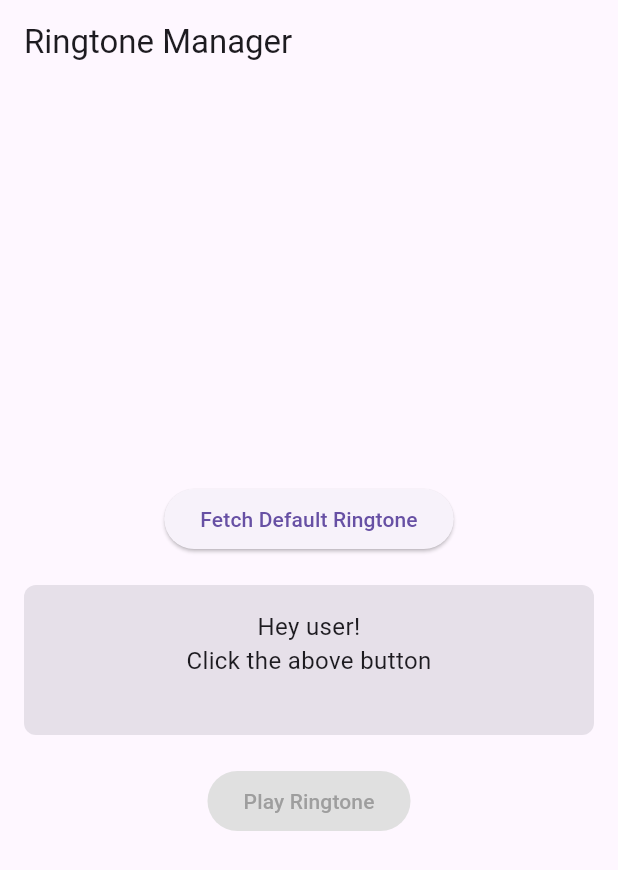
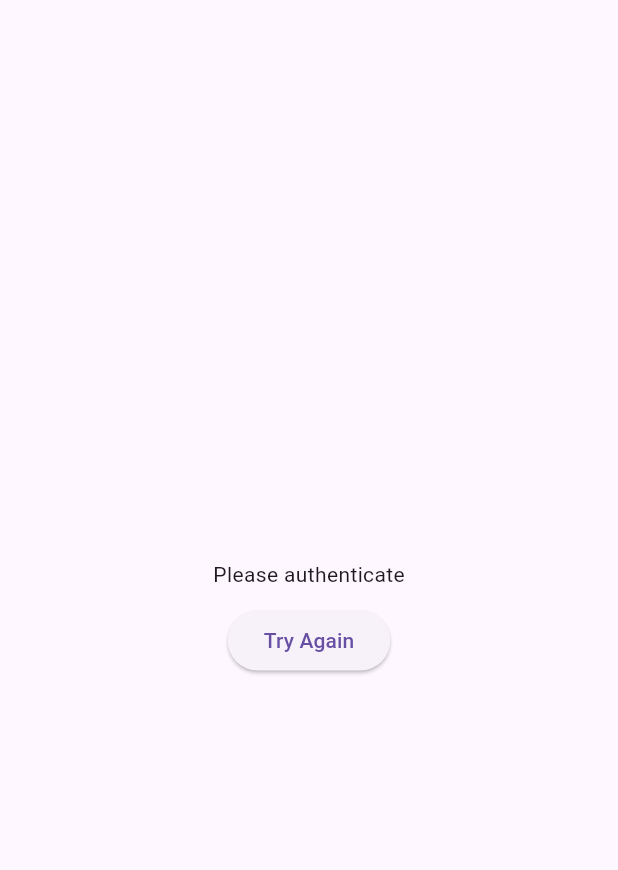
Before and after one commit to amAkshay18/ringtone_manager, a Flutter app: the screen it shows after launch, on a phone screen of 412 x 824 dp. Shown: the top 870 px of the screen. Run offline on Flutter 3.47's test engine with Material 3 defaults, Android fonts, the phone set to English and light mode, and no system bars; our stand-ins replace flutter_secure_storage, get, local_auth, permission_handler.

Commit message:
minor bug fix on biometric authentication done

```diff
--- /dev/null
+++ b/lib/controllers/biometric_controller.dart
@@ -0,0 +1,36 @@
+import 'package:get/get.dart';
+import 'package:local_auth/local_auth.dart';
+
+class BiometricController extends GetxController {
+  final LocalAuthentication auth = LocalAuthentication();
+  var isAuthenticated = false.obs;
+
+  @override
+  void onInit() {
+    super.onInit();
+    authenticate(); // Call biometric auth on app start
+  }
+
+  Future<void> authenticate() async {
+    try {
+      bool canCheckBiometrics = await auth.canCheckBiometrics;
+      if (!canCheckBiometrics) {
+        isAuthenticated.value = false;
+        return;
+      }
+
+      bool didAuthenticate = await auth.authenticate(
+        localizedReason: 'Please authenticate to access the app',
+        options: const AuthenticationOptions(
+          stickyAuth: true,
+          useErrorDialogs: true,
+        ),
+      );
+
+      isAuthenticated.value = didAuthenticate;
+    } catch (e) {
+      print('Biometric auth error: $e');
+      isAuthenticated.value = false;
+    }
+  }
+}
--- a/lib/main.dart
+++ b/lib/main.dart
@@ -3,6 +3,7 @@ import 'package:get/get.dart';
 import 'views/home_view.dart';
 
 void main() {
+  // Ensure that plugin services are initialized before running the app
   WidgetsFlutterBinding.ensureInitialized();
   runApp(MyApp());
 }
--- a/lib/views/home_view.dart
+++ b/lib/views/home_view.dart
@@ -1,33 +1,53 @@
 import 'package:flutter/material.dart';
 import 'package:get/get.dart';
+import 'package:innovitegra/controllers/biometric_controller.dart';
 import '../controllers/ringtone_controller.dart';
 
 class HomeView extends StatelessWidget {
   final RingtoneController controller = Get.put(RingtoneController());
+  final BiometricController biometricController =
+      Get.put(BiometricController());
 
   HomeView({super.key});
 
   @override
   Widget build(BuildContext context) {
+    return Obx(() {
+      if (!biometricController.isAuthenticated.value) {
+        return Scaffold(
+          body: Center(
+            child: Column(
+              mainAxisAlignment: MainAxisAlignment.center,
+              children: [
+                const Text("Please authenticate"),
+                const SizedBox(height: 10),
+                ElevatedButton(
+                  onPressed: biometricController.authenticate,
+                  child: const Text("Try Again"),
+                ),
+              ],
+            ),
+          ),
+        );
+      }
+
       return Scaffold(
         appBar: AppBar(
-        title: Text('Ringtone Manager'),
+          title: const Text('Ringtone Manager'),
         ),
         body: Padding(
           padding: const EdgeInsets.all(16.0),
           child: Center(
             child: Obx(() {
-            // Show permission request UI if permission is not granted
               if (!controller.hasPermission.value) {
                 return _buildPermissionRequest();
               }
-
-            // Show main UI if permission is granted
               return _buildMainContent();
             }),
           ),
         ),
       );
+    });
   }
 
   // Widget for requesting permissions
@@ -35,26 +55,22 @@ class HomeView extends StatelessWidget {
     return Column(
       mainAxisAlignment: MainAxisAlignment.center,
       children: [
-        Icon(
-          Icons.music_note,
-          size: 80,
-          color: Colors.grey,
-        ),
-        SizedBox(height: 20),
-        Text(
+        const Icon(Icons.music_note, size: 80, color: Colors.grey),
+        const SizedBox(height: 20),
+        const Text(
           'Storage Permission Required',
           style: TextStyle(fontSize: 18, fontWeight: FontWeight.bold),
           textAlign: TextAlign.center,
         ),
-        SizedBox(height: 10),
-        Text(
+        const SizedBox(height: 10),
+        const Text(
           'This app needs permission to access your device storage to retrieve and play ringtones.',
           textAlign: TextAlign.center,
         ),
-        SizedBox(height: 20),
+        const SizedBox(height: 20),
         ElevatedButton(
           onPressed: () => controller.requestPermissions(),
-          child: Text('Grant Permission'),
+          child: const Text('Grant Permission'),
         ),
       ],
     );
@@ -67,51 +83,48 @@ class HomeView extends StatelessWidget {
       children: [
         ElevatedButton(
           onPressed: () => controller.authenticateAndLoadRingtone(),
-          child: Text('Fetch Default Ringtone'),
+          child: const Text('Fetch Default Ringtone'),
         ),
-        SizedBox(height: 20),
-
-        // Ringtone info display section
+        const SizedBox(height: 20),
         Container(
-          padding: EdgeInsets.all(16),
+          padding: const EdgeInsets.all(16),
           decoration: BoxDecoration(
             color: Get.theme.colorScheme.surfaceContainerHighest,
             borderRadius: BorderRadius.circular(8),
           ),
           width: double.infinity,
-          constraints: BoxConstraints(minHeight: 100),
+          constraints: const BoxConstraints(minHeight: 100),
           child: Obx(() {
             if (controller.isLoading.value) {
-              return Center(child: CircularProgressIndicator());
+              return const Center(child: CircularProgressIndicator());
             }
 
             if (controller.hasError.value) {
               return Text(
                 'Error: ${controller.errorMessage}',
-                style: TextStyle(color: Colors.red),
+                style: const TextStyle(color: Colors.red),
               );
             }
 
             return controller.ringtoneInfo.isEmpty
-                ? Text('Hey user!\nClick the above button',
-                    style: TextStyle(fontSize: 16), textAlign: TextAlign.center)
+                ? const Text(
+                    'Hey user!\nClick the above button',
+                    style: TextStyle(fontSize: 16),
+                    textAlign: TextAlign.center,
+                  )
                 : Text(controller.ringtoneInfo.value);
           }),
         ),
-
-        SizedBox(height: 20),
-
-        // Play button - only enabled if ringtone info is available
+        const SizedBox(height: 20),
         Obx(() => ElevatedButton(
               onPressed: controller.ringtoneInfo.isNotEmpty
                   ? () => controller.playRingtone()
                   : null,
               style: ElevatedButton.styleFrom(
-                // Dim the button if disabled
                 disabledBackgroundColor: Colors.grey.shade300,
                 disabledForegroundColor: Colors.grey.shade500,
               ),
-              child: Text('Play Ringtone'),
+              child: const Text('Play Ringtone'),
             )),
       ],
     );
```
Lines whose indentation alone changed are shown as unchanged.
